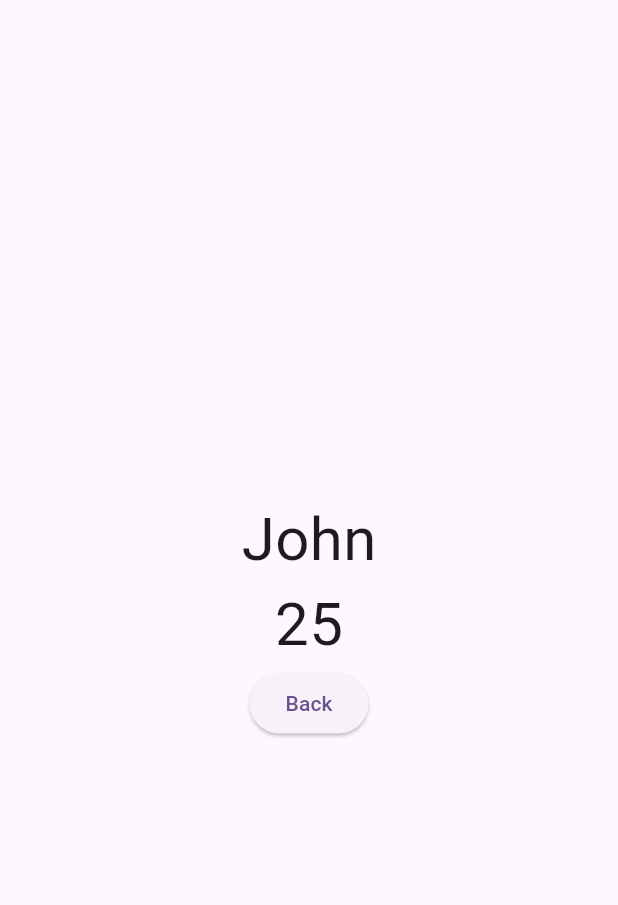
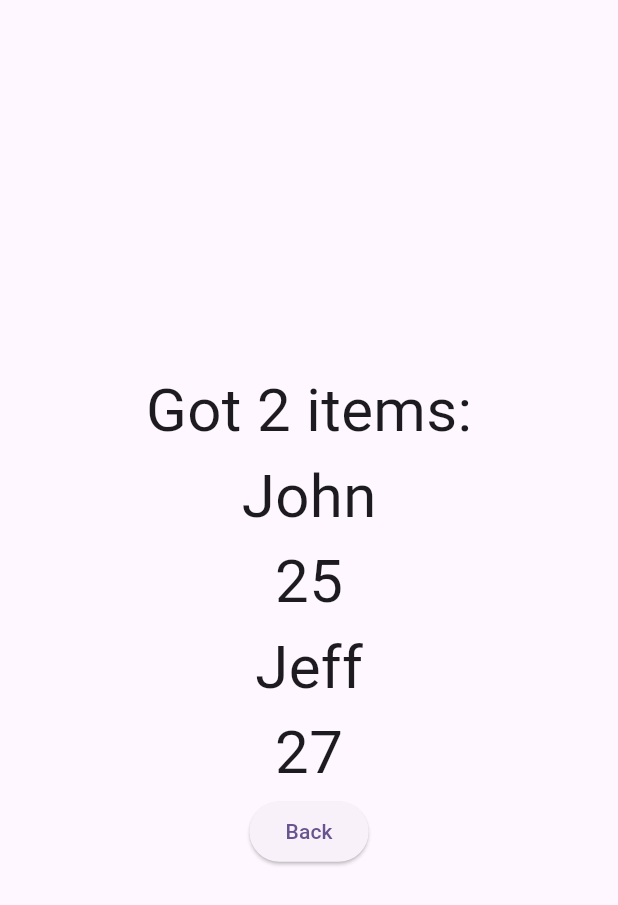
Before and after one commit to ikbendewilliam/flutter_navigation_generator, a Flutter app: the screen it shows after launch, after a tap on "Go to ExampleScreenWithRequiredArgument", on a phone screen of 412 x 824 dp. Shown: the top 905 px of the screen. Run offline on Flutter 3.47's test engine with Material 3 defaults, Android fonts, the phone set to English and light mode, and no system bars; our stand-ins replace glob; missing offline and left inert: analyzer, build, code_builder, dart_style, source_gen.

```diff
--- a/flutter_navigation_generator/example/lib/example.navigator.dart
+++ b/flutter_navigation_generator/example/lib/example.navigator.dart
@@ -55,9 +55,11 @@ mixin BaseNavigator {
         return NativeRouteAnimation<void>(
           builder: (_) => ExampleScreenWithRequiredArgument(
             data: arguments['data'] is String
-                ? CustomModel.fromJson(
-                    jsonDecode(utf8.decode(base64Decode(arguments['data']))))
-                : arguments['data'] as CustomModel,
+                ? (jsonDecode(utf8.decode(base64Decode(arguments['data'])))
+                        as List<dynamic>)
+                    .map((e) => CustomModel.fromJson(e as Map<String, dynamic>))
+                    .toList()
+                : arguments['data'] as List<CustomModel>,
             key: arguments['key'] as Key?,
           ),
           settings: settings,
@@ -231,7 +233,7 @@ mixin BaseNavigator {
         arguments: {'id': id, 'name': name, 'age': age, 'key': key},
       );
   Future<void> goToExampleScreenWithRequiredArgument({
-    required _i2.CustomModel data,
+    required List<_i2.CustomModel> data,
     _i1.Key? key,
   }) async =>
       navigatorKey.currentState?.pushNamed<dynamic>(
--- a/flutter_navigation_generator/example/lib/main.dart
+++ b/flutter_navigation_generator/example/lib/main.dart
@@ -105,9 +105,9 @@ class _MyHomePageState extends State<MyHomePage> {
               child: const Text("Go to page 2 (with fade animation)"),
             ),
             ElevatedButton(
-              onPressed: () =>
-                  mainNavigator.goToExampleScreenWithRequiredArgument(
-                      data: CustomModel('John', 25)),
+              onPressed: () => mainNavigator
+                  .goToExampleScreenWithRequiredArgument(
+                      data: [CustomModel('John', 25), CustomModel('Jeff', 27)]),
               child: const Text("Go to ExampleScreenWithRequiredArgument"),
             ),
             ElevatedButton(
@@ -358,7 +358,7 @@ class ExampleDialog extends StatelessWidget {
 
 @flutterRoute
 class ExampleScreenWithRequiredArgument extends StatelessWidget {
-  final CustomModel data;
+  final List<CustomModel> data;
 
   const ExampleScreenWithRequiredArgument({
     required this.data,
@@ -374,13 +374,19 @@ class ExampleScreenWithRequiredArgument extends StatelessWidget {
           mainAxisAlignment: MainAxisAlignment.center,
           children: [
             Text(
-              data.name,
+              'Got ${data.length} items:',
               style: const TextStyle(fontSize: 40),
             ),
-            Text(
-              data.age.toString(),
-              style: const TextStyle(fontSize: 40),
-            ),
+            for (final item in data) ...[
+              Text(
+                item.name,
+                style: const TextStyle(fontSize: 40),
+              ),
+              Text(
+                item.age.toString(),
+                style: const TextStyle(fontSize: 40),
+              ),
+            ],
             ElevatedButton(
               onPressed: mainNavigator.goBack,
               child: const Text("Back"),
--- a/flutter_navigation_generator/pubspec.yaml
+++ b/flutter_navigation_generator/pubspec.yaml
@@ -1,6 +1,6 @@
 name: flutter_navigation_generator
 description: Generate your Flutter navigator by annotating your screen widgets
-version: 1.1.0-experimental-4
+version: 1.1.0-experimental-5
 homepage: https://github.com/ikbendewilliam/flutter_navigation_generator
 repository: https://github.com/ikbendewilliam/flutter_navigation_generator
 issue_tracker: https://github.com/ikbendewilliam/flutter_navigation_generator/issues
@@ -10,7 +10,7 @@ environment:
   flutter: '>=3.10.0'
 
 dependencies:
-  analyzer: ^5.0.0
+  analyzer: ^6.0.0
   build: ^2.3.1
   code_builder: ^4.5.0
   collection: ^1.16.0
```
Also changed, not shown: flutter_navigation_generator/lib/src/code_builder/import_builder.dart (+5 -2 lines), flutter_navigation_generator/lib/src/code_builder/on_generate_route_builder.dart (+21 -3 lines).
